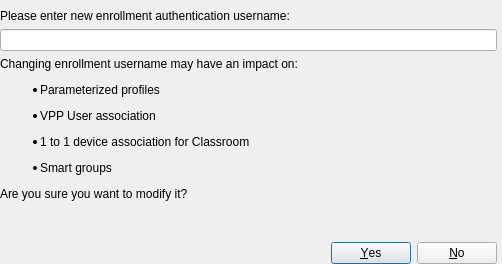
First picture: the form in FWAdminLib/AuthUserNameChangeDlg.ui, repository fw-dev/translations, before the edit.
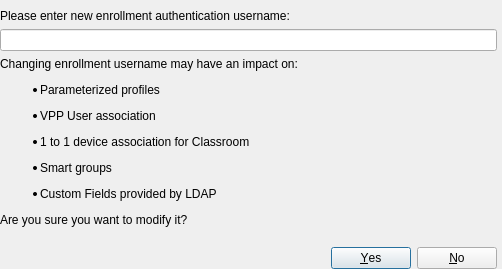
Second picture: the form after the edit.

Patch:
```diff
--- a/FWAdminLib/AuthUserNameChangeDlg.ui
+++ b/FWAdminLib/AuthUserNameChangeDlg.ui
@@ -7,7 +7,7 @@
     <x>0</x>
     <y>0</y>
     <width>502</width>
-    <height>264</height>
+    <height>269</height>
    </rect>
   </property>
   <property name="sizePolicy">
@@ -81,7 +81,7 @@
             </sizepolicy>
            </property>
            <property name="text">
-            <string>&lt;html&gt;&lt;head/&gt;&lt;body&gt;&lt;p&gt;Changing enrollment username may have an impact on:&lt;/p&gt;&lt;ul style=&quot;margin-top: 0px; margin-bottom: 0px; margin-left: 0px; margin-right: 0px; -qt-list-indent: 1;&quot;&gt;&lt;li style=&quot; margin-top:12px; margin-bottom:12px; margin-left:0px; margin-right:0px; -qt-block-indent:0; text-indent:0px;&quot;&gt;Parameterized profiles&lt;/li&gt;&lt;li style=&quot; margin-top:12px; margin-bottom:12px; margin-left:0px; margin-right:0px; -qt-block-indent:0; text-indent:0px;&quot;&gt;VPP User association&lt;/li&gt;&lt;li style=&quot; margin-top:12px; margin-bottom:12px; margin-left:0px; margin-right:0px; -qt-block-indent:0; text-indent:0px;&quot;&gt;1 to 1 device association for Classroom&lt;/li&gt;&lt;li style=&quot; margin-top:12px; margin-bottom:12px; margin-left:0px; margin-right:0px; -qt-block-indent:0; text-indent:0px;&quot;&gt;Smart groups&lt;/li&gt;&lt;/ul&gt;&lt;p&gt;Are you sure you want to modify it?&lt;/p&gt;&lt;/body&gt;&lt;/html&gt;</string>
+            <string>&lt;html&gt;&lt;head/&gt;&lt;body&gt;&lt;p&gt;Changing enrollment username may have an impact on:&lt;/p&gt;&lt;ul style=&quot;margin-top: 0px; margin-bottom: 0px; margin-left: 0px; margin-right: 0px; -qt-list-indent: 1;&quot;&gt;&lt;li style=&quot; margin-top:12px; margin-bottom:12px; margin-left:0px; margin-right:0px; -qt-block-indent:0; text-indent:0px;&quot;&gt;Parameterized profiles&lt;/li&gt;&lt;li style=&quot; margin-top:12px; margin-bottom:12px; margin-left:0px; margin-right:0px; -qt-block-indent:0; text-indent:0px;&quot;&gt;VPP User association&lt;/li&gt;&lt;li style=&quot; margin-top:12px; margin-bottom:12px; margin-left:0px; margin-right:0px; -qt-block-indent:0; text-indent:0px;&quot;&gt;1 to 1 device association for Classroom&lt;/li&gt;&lt;li style=&quot; margin-top:12px; margin-bottom:12px; margin-left:0px; margin-right:0px; -qt-block-indent:0; text-indent:0px;&quot;&gt;Smart groups&lt;/li&gt;&lt;li style=&quot; margin-top:12px; margin-bottom:12px; margin-left:0px; margin-right:0px; -qt-block-indent:0; text-indent:0px;&quot;&gt;Custom Fields provided by LDAP&lt;/li&gt;&lt;/ul&gt;&lt;p&gt;Are you sure you want to modify it?&lt;/p&gt;&lt;/body&gt;&lt;/html&gt;</string>
            </property>
            <property name="alignment">
             <set>Qt::AlignLeading|Qt::AlignLeft|Qt::AlignTop</set>
```
